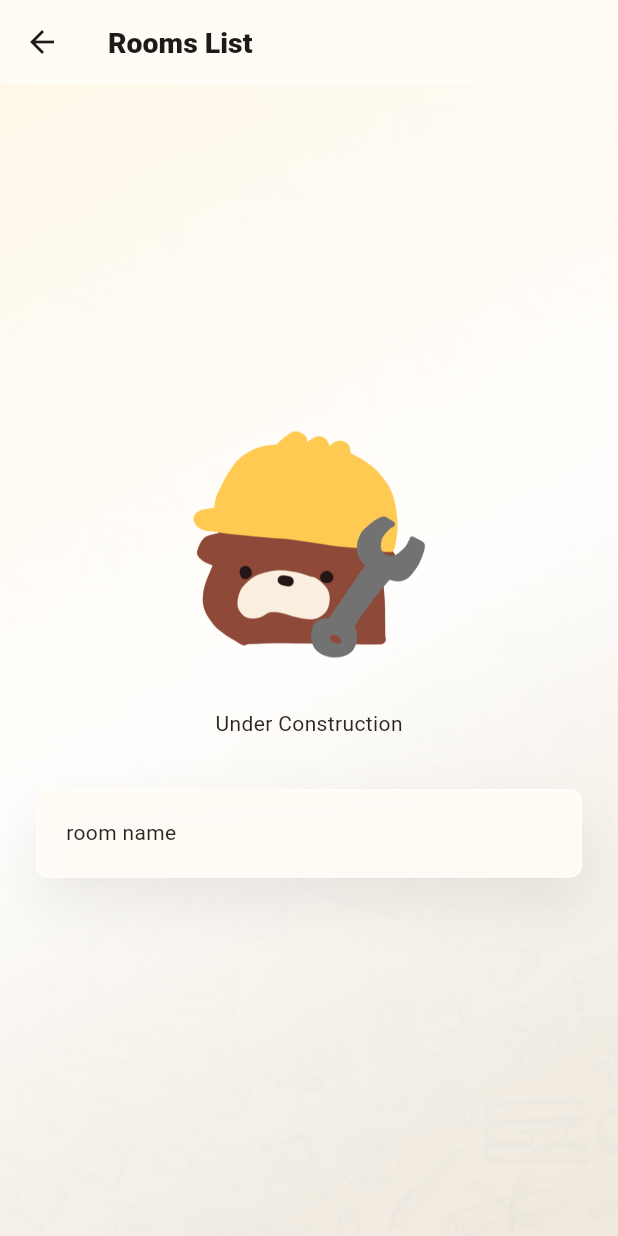
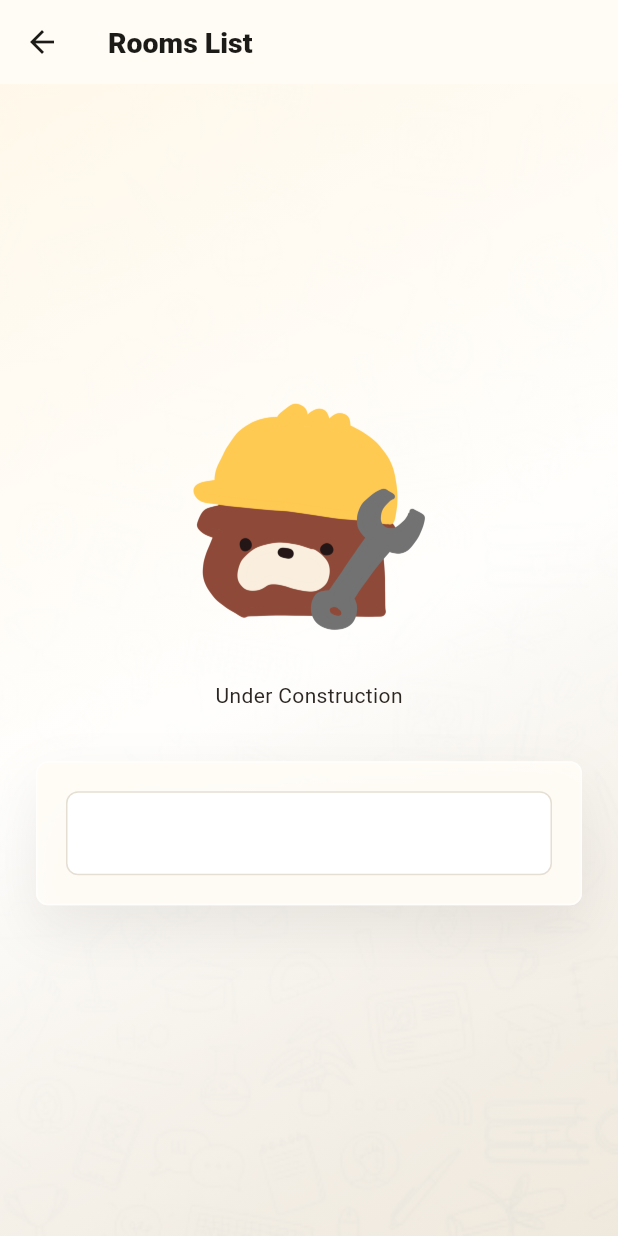
Before and after one commit to thefurnace831/furnace-app, a Flutter app: the AdminRoomDetailsScreen screen opened directly with empty values, on a phone screen of 412 x 824 dp. Run offline on Flutter 3.47's test engine with Material 3 defaults, Android fonts, the phone set to English and light mode, and no system bars; our stand-ins replace flutter_dotenv, flutter_secure_storage, go_router, page_transition, parse_server_sdk_flutter; missing offline and left inert: mobile_scanner; accounts and stored records are empty.

Commit message:
added initstate, dispose, and text input

```diff
--- a/lib/admin/admin_rooms/admin_rooms_view/admin_rooms_view_screen.dart
+++ b/lib/admin/admin_rooms/admin_rooms_view/admin_rooms_view_screen.dart
@@ -1,6 +1,4 @@
 import 'package:flutter/material.dart';
-import 'package:furnace_app/admin/admin_rooms/admin_rooms_list/admin_rooms_screen.dart';
-import 'package:furnace_app/admin/admin_rooms/admin_rooms_list/admin_rooms_screen_viewmodel.dart';
 import 'package:furnace_app/admin/admin_rooms/admin_rooms_view/admin_rooms_view_viewmodel.dart';
 import 'package:furnace_app/data/repositories/room_repository/room_repository.dart';
 import 'package:furnace_app/furnace_ui.dart';
@@ -14,6 +12,28 @@ class AdminRoomDetailsScreen extends StatefulWidget {
 }
 
 class _AdminViewRoomState extends State<AdminRoomDetailsScreen> {
+  final TextEditingController _nameController = TextEditingController();
+
+  @override
+  void initState() {
+    super.initState();
+    _nameController.addListener(() {
+      final String text = _nameController.text.toLowerCase();
+      _nameController.value = _nameController.value.copyWith(
+        text: text,
+        selection:
+            TextSelection(baseOffset: text.length, extentOffset: text.length),
+        composing: TextRange.empty,
+      );
+    });
+  }
+
+  @override
+  void dispose() {
+    _nameController.dispose();
+    super.dispose();
+  }
+
   @override
   Widget build(BuildContext context) {
     return Scaffold(
@@ -41,7 +61,13 @@ class _AdminViewRoomState extends State<AdminRoomDetailsScreen> {
                               child: Column(
                                   crossAxisAlignment:
                                       CrossAxisAlignment.stretch,
-                                  children: [Text('room name')])));
+                                  children: [
+                                TextFormField(
+                                  controller: _nameController,
+                                  decoration: const InputDecoration(
+                                      border: OutlineInputBorder()),
+                                )
+                              ])));
                     })
               ],
             )));
```
